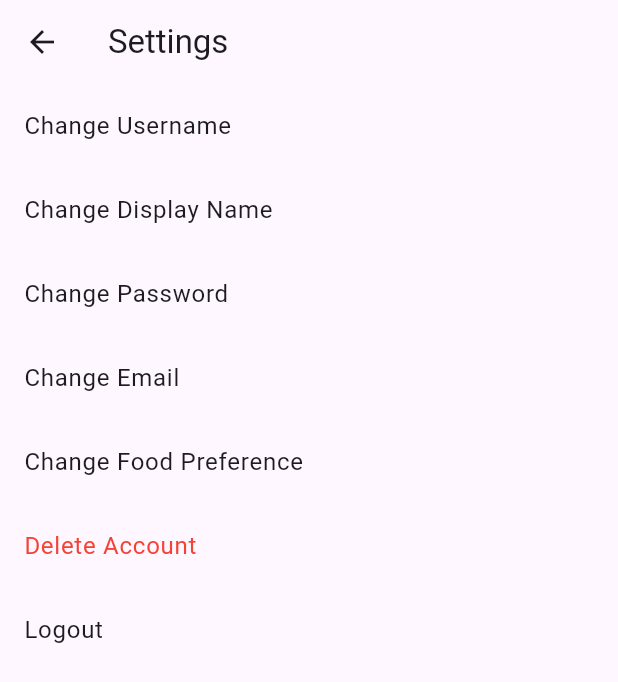
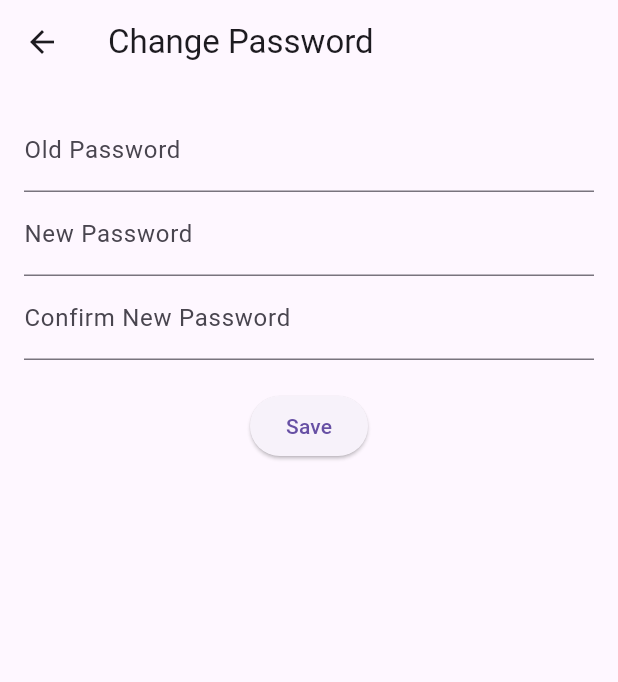
Before and after one commit to DavidOk14/EatExperts, a Flutter app: the SettingsPage screen opened by its route, after a tap on "Change Password", on a phone screen of 412 x 824 dp. Shown: the top 682 px of the screen. Run offline on Flutter 3.47's test engine with Material 3 defaults, Android fonts, the light colour scheme and no system bars; our stand-ins replace firebase_core, location; missing offline and left inert: window_size; accounts and stored records are empty.

Commit message:
Add settings page functionality and related screens

```diff
--- /dev/null
+++ b/eatexperts/lib/Screens/Settings/change_password.dart
@@ -0,0 +1,89 @@
+import 'package:flutter/material.dart';
+
+class ChangePasswordPage extends StatefulWidget {
+  @override
+  _ChangePasswordPageState createState() => _ChangePasswordPageState();
+}
+
+class _ChangePasswordPageState extends State<ChangePasswordPage> {
+  final _formKey = GlobalKey<FormState>();
+  String _oldPassword = '';
+  String _newPassword = '';
+  String _confirmNewPassword = '';
+
+  @override
+  Widget build(BuildContext context) {
+    return Scaffold(
+      appBar: AppBar(
+        title: Text('Change Password'),
+      ),
+      body: Padding(
+        padding: EdgeInsets.all(16.0),
+        child: Form(
+          key: _formKey,
+          child: Column(
+            children: [
+              TextFormField(
+                decoration: InputDecoration(labelText: 'Old Password'),
+                obscureText: true,
+                validator: (value) {
+                  if (value == null || value.isEmpty) {
+                    return 'Please enter your old password';
+                  }
+                  return null;
+                },
+                onSaved: (value) {
+                  _oldPassword = value ?? '';
+                },
+              ),
+              TextFormField(
+                decoration: InputDecoration(labelText: 'New Password'),
+                obscureText: true,
+                validator: (value) {
+                  if (value == null || value.isEmpty) {
+                    return 'Please enter a new password';
+                  }
+                  return null;
+                },
+                onChanged: (value) {
+                  setState(() {
+                    _newPassword = value;
+                  });
+                },
+              ),
+              TextFormField(
+                decoration: InputDecoration(labelText: 'Confirm New Password'),
+                obscureText: true,
+                validator: (value) {
+                  if (value == null || value.isEmpty) {
+                    return 'Please confirm your new password';
+                  }
+                  if (value != _newPassword) {
+                    return 'Passwords do not match';
+                  }
+                  return null;
+                },
+                onSaved: (value) {
+                  _confirmNewPassword = value ?? '';
+                },
+              ),
+              SizedBox(height: 20),
+              ElevatedButton(
+                onPressed: () {
+                  if (_formKey.currentState?.validate() ?? false) {
+                    _formKey.currentState?.save();
+                    // Add logic to verify old password and save new password
+                    ScaffoldMessenger.of(context).showSnackBar(
+                      SnackBar(content: Text('Password updated')),
+                    );
+                  }
+                },
+                child: Text('Save'),
+              ),
+            ],
+          ),
+        ),
+      ),
+    );
+  }
+}
```
Also changed, not shown: eatexperts/lib/Screens/Settings/change_display_name.dart (added, +49 -0 lines), eatexperts/lib/Screens/Settings/change_email.dart (added, +49 -0 lines), eatexperts/lib/Screens/Settings/change_username.dart (added, +49 -0 lines), eatexperts/lib/Screens/Settings/settings.dart (+7 -7 lines), eatexperts/lib/main.dart (+8 -4 lines), 2 other files.
